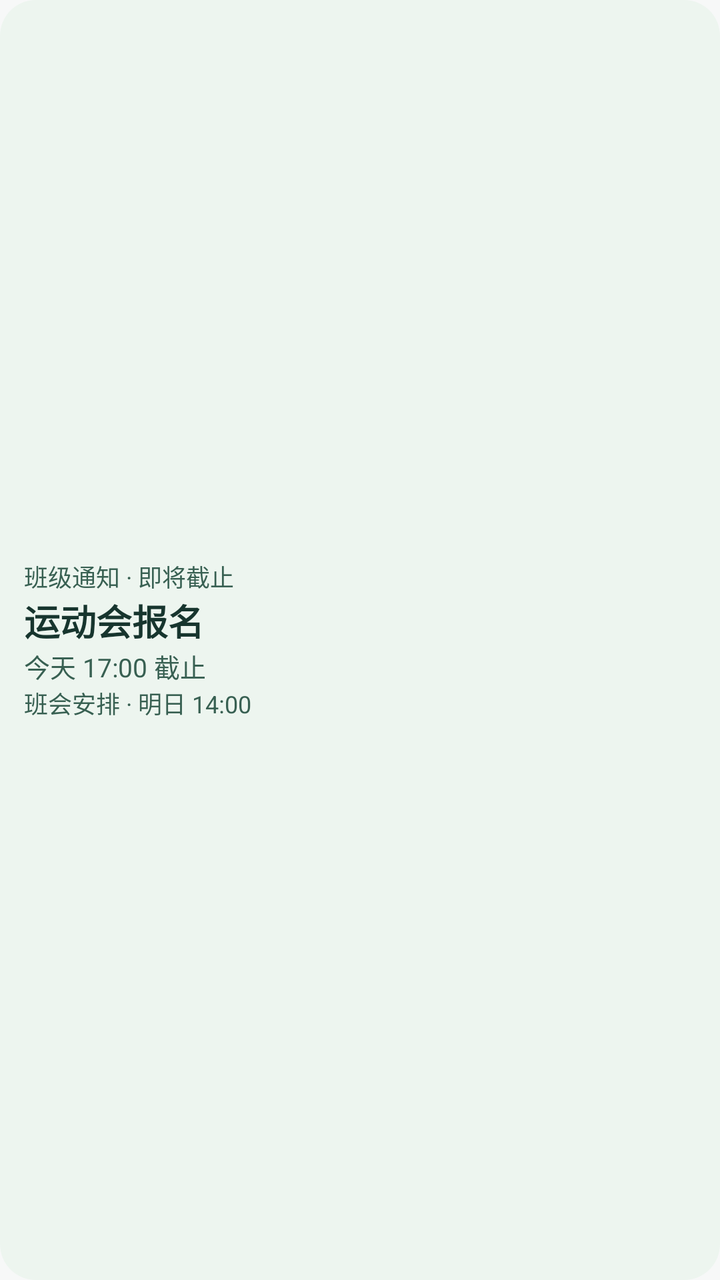
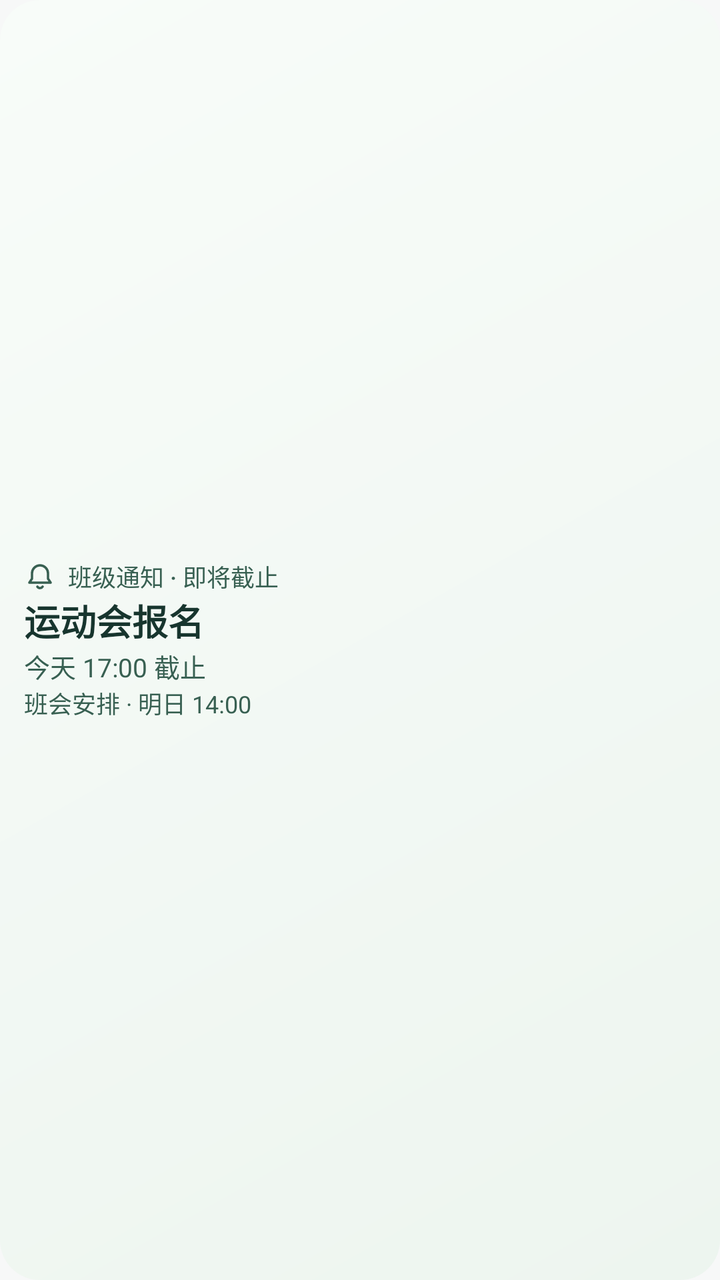

Two renders of the same Android screen: before a commit and after it. Below are the layout's source before the change and the commit's diff.
<!-- AndroidManifest.xml: application theme Theme.ClassTools -->
<!-- res/layout/widget_preview_notices.xml -->
<LinearLayout xmlns:android="http://schemas.android.com/apk/res/android" android:layout_width="match_parent"
    android:layout_height="match_parent" android:gravity="center_vertical" android:orientation="vertical"
    android:background="@drawable/timetable_widget_background" android:padding="12dp">
    <TextView android:layout_width="match_parent" android:layout_height="wrap_content" android:textColor="@color/widget_accent" android:textSize="12sp" android:text="班级通知 · 即将截止" />
    <TextView android:layout_width="match_parent" android:layout_height="wrap_content" android:textColor="@color/widget_ink" android:textSize="18sp" android:textStyle="bold" android:maxLines="1" android:ellipsize="end" android:text="运动会报名" />
    <TextView android:layout_width="match_parent" android:layout_height="wrap_content" android:textColor="@color/widget_accent" android:textSize="13sp" android:maxLines="1" android:ellipsize="end" android:text="今天 17:00 截止" />
    <TextView android:layout_width="match_parent" android:layout_height="wrap_content" android:singleLine="true" android:ellipsize="end" android:textSize="12sp" android:textColor="@color/widget_accent" android:text="班会安排 · 明日 14:00" />
</LinearLayout>
<!-- resources referenced by this layout -->
<resources>
  <color name="widget_accent">#386052</color>
  <color name="widget_ink">#17352E</color>
  <!-- drawable timetable_widget_background (drawable) -->
  <shape xmlns:android="http://schemas.android.com/apk/res/android" android:shape="rectangle">
      <solid android:color="@color/widget_paper" />
      <corners android:radius="18dp" />
  </shape>
  <style name="Theme.ClassTools" parent="android:Theme.Material.Light.NoActionBar">
          <item name="android:windowBackground">@color/ct_window_background</item>
          <item name="android:windowNoTitle">true</item>
          <item name="android:windowActionModeOverlay">true</item>
          <item name="android:statusBarColor">@android:color/transparent</item>
          <item name="android:navigationBarColor">@android:color/transparent</item>
          <item name="android:windowLightStatusBar">true</item>
          <item name="android:windowLightNavigationBar">true</item>
      </style>
  <color name="widget_paper">#EDF5EF</color>
  <color name="ct_window_background">#F7F8F8</color>
</resources>

<!-- the commit's change to res/layout/widget_preview_notices.xml (unified diff, before → after) -->
@@ -1,7 +1,8 @@
 <LinearLayout xmlns:android="http://schemas.android.com/apk/res/android" android:layout_width="match_parent"
     android:layout_height="match_parent" android:gravity="center_vertical" android:orientation="vertical"
     android:background="@drawable/timetable_widget_background" android:padding="12dp">
-    <TextView android:layout_width="match_parent" android:layout_height="wrap_content" android:textColor="@color/widget_accent" android:textSize="12sp" android:text="班级通知 · 即将截止" />
+    <TextView android:drawableStart="@drawable/widget_icon_notices" android:drawablePadding="6dp"
+        android:gravity="center_vertical" android:fontFamily="sans-serif-medium" android:layout_width="match_parent" android:layout_height="wrap_content" android:textColor="@color/widget_accent" android:textSize="12sp" android:text="班级通知 · 即将截止" />
     <TextView android:layout_width="match_parent" android:layout_height="wrap_content" android:textColor="@color/widget_ink" android:textSize="18sp" android:textStyle="bold" android:maxLines="1" android:ellipsize="end" android:text="运动会报名" />
     <TextView android:layout_width="match_parent" android:layout_height="wrap_content" android:textColor="@color/widget_accent" android:textSize="13sp" android:maxLines="1" android:ellipsize="end" android:text="今天 17:00 截止" />
     <TextView android:layout_width="match_parent" android:layout_height="wrap_content" android:singleLine="true" android:ellipsize="end" android:textSize="12sp" android:textColor="@color/widget_accent" android:text="班会安排 · 明日 14:00" />
<!-- resource entries referenced after the edit -->
@@ -4,9 +4,16 @@
   <color name="widget_ink">#17352E</color>
   <!-- drawable timetable_widget_background (drawable) -->
   <shape xmlns:android="http://schemas.android.com/apk/res/android" android:shape="rectangle">
-      <solid android:color="@color/widget_paper" />
-      <corners android:radius="18dp" />
+      <gradient android:angle="315" android:startColor="@color/widget_green_highlight" android:endColor="@color/widget_paper" />
+      <corners android:radius="20dp" />
   </shape>
+  <!-- drawable widget_icon_notices (drawable) -->
+  <vector xmlns:android="http://schemas.android.com/apk/res/android"
+      android:width="16dp" android:height="16dp" android:viewportWidth="24" android:viewportHeight="24">
+      <path android:fillColor="@android:color/transparent" android:strokeColor="@color/widget_accent"
+          android:strokeWidth="1.8" android:strokeLineCap="round" android:strokeLineJoin="round"
+          android:pathData="M4,17l2,-3v-4a6,6 0,0 1,12 0v4l2,3z M10,20a2.4,2.4 0,0 0,4 0" />
+  </vector>
   <style name="Theme.ClassTools" parent="android:Theme.Material.Light.NoActionBar">
           <item name="android:windowBackground">@color/ct_window_background</item>
           <item name="android:windowNoTitle">true</item>
@@ -16,6 +23,7 @@
           <item name="android:windowLightStatusBar">true</item>
           <item name="android:windowLightNavigationBar">true</item>
       </style>
+  <color name="widget_green_highlight">#F8FCF9</color>
   <color name="widget_paper">#EDF5EF</color>
   <color name="ct_window_background">#F7F8F8</color>
 </resources>
